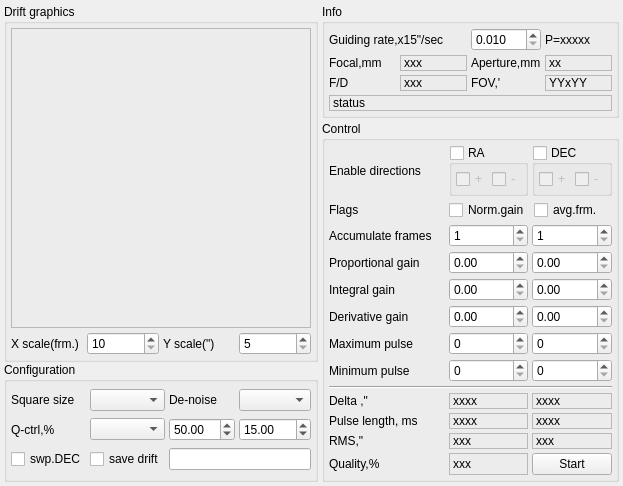
First picture: the form in lin_guider/ui/guider.ui, repository rumengb/lin_guider, before the edit.
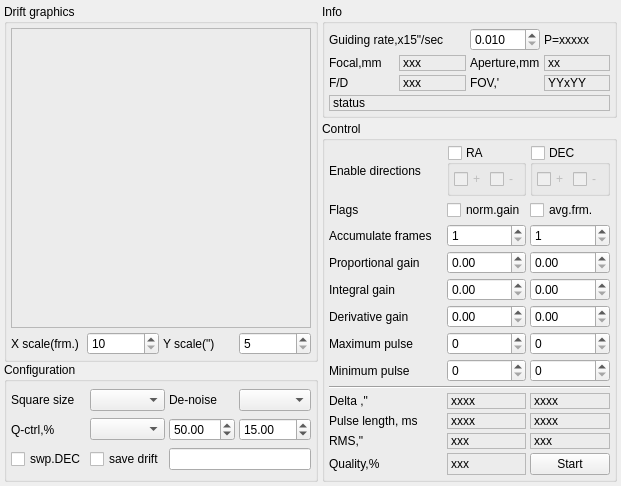
Second picture: the form after the edit.

What changed in the file:
```diff
--- a/lin_guider/ui/guider.ui
+++ b/lin_guider/ui/guider.ui
@@ -6,8 +6,8 @@
    <rect>
     <x>0</x>
     <y>0</y>
-    <width>623</width>
-    <height>478</height>
+    <width>621</width>
+    <height>480</height>
    </rect>
   </property>
   <property name="sizePolicy">
@@ -402,11 +402,14 @@
            <enum>QFrame::StyledPanel</enum>
           </property>
           <property name="frameShadow">
-           <enum>QFrame::Plain</enum>
+           <enum>QFrame::Sunken</enum>
           </property>
           <property name="text">
            <string>status</string>
           </property>
+          <property name="margin">
+           <number>2</number>
+          </property>
          </widget>
         </item>
        </layout>
@@ -873,9 +876,7 @@
           </property>
          </widget>
         </item>
-        <item row="2" column="2" colspan="2">
-         <layout class="QHBoxLayout" name="horizontalLayout_2">
-          <item>
+        <item row="2" column="2">
            <widget class="QCheckBox" name="checkBox_normalizeGain">
             <property name="sizePolicy">
              <sizepolicy hsizetype="Preferred" vsizetype="Fixed">
@@ -887,11 +888,11 @@
              <string>&lt;html&gt;&lt;head/&gt;&lt;body&gt;&lt;p&gt;Normalize gain coefficients&lt;/p&gt;&lt;/body&gt;&lt;/html&gt;</string>
             </property>
             <property name="text">
-             <string>Norm.gain</string>
+           <string>norm.gain</string>
             </property>
            </widget>
           </item>
-          <item>
+        <item row="2" column="3">
            <widget class="QCheckBox" name="checkBox_AverageFrames">
             <property name="sizePolicy">
              <sizepolicy hsizetype="Preferred" vsizetype="Fixed">
@@ -905,8 +906,6 @@
            </widget>
           </item>
          </layout>
-        </item>
-       </layout>
       </widget>
      </item>
     </layout>
```
Left out of the diff: 7 changed lines with no effect on the pictures. Lines whose indentation alone changed are shown as unchanged.
